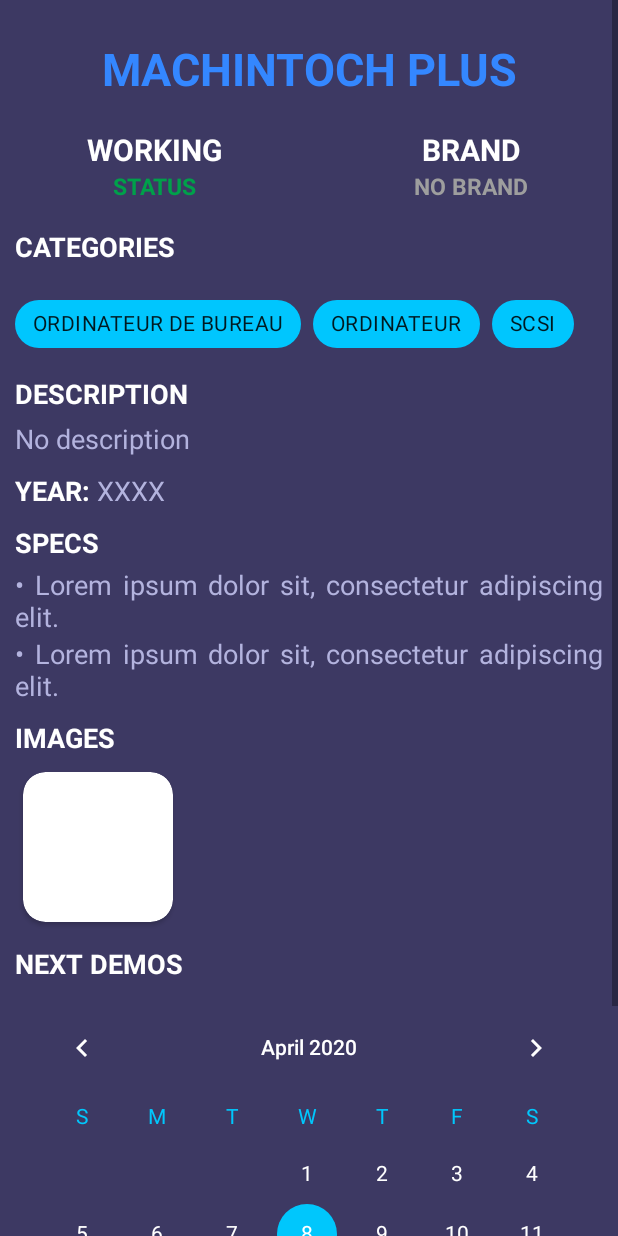
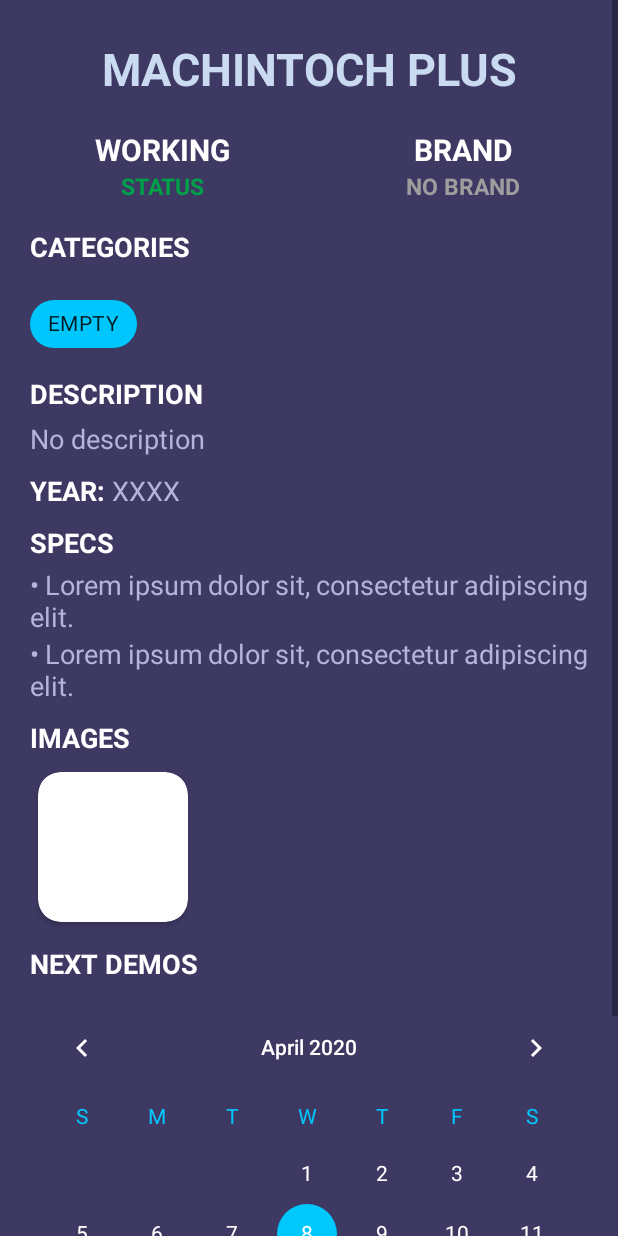
Before and after one commit to qanastek/Retro-Hardware, an Android app: the ItemActivity screen opened directly, with no data from a screen before it, on a phone screen of 412 x 824 dp. Run offline under Robolectric (Android 15) with nearby library versions, the phone set to English and light mode, and no system bars; network calls fail; 7 statements that could not run were skipped.

Commit message:
Update: - Add chip dynamically

```diff
--- a/app/src/main/java/com/example/retro_hardware/controllers/ItemActivity.kt
+++ b/app/src/main/java/com/example/retro_hardware/controllers/ItemActivity.kt
@@ -1,16 +1,22 @@
 package com.example.retro_hardware.controllers
 
+import android.content.res.ColorStateList
+import android.graphics.Color
 import androidx.appcompat.app.AppCompatActivity
 import android.os.Bundle
 import android.util.Log
 import android.widget.TextView
+import androidx.core.content.ContextCompat
 import com.example.retro_hardware.R
 import com.example.retro_hardware.models.Item
+import com.google.android.material.chip.Chip
+import com.google.android.material.chip.ChipGroup
 
 class ItemActivity : AppCompatActivity() {
 
     lateinit var item: Item
 
+    lateinit var chipGroup: ChipGroup
     lateinit var productName: TextView
     lateinit var brand: TextView
     lateinit var year: TextView
@@ -28,6 +34,7 @@ class ItemActivity : AppCompatActivity() {
     }
 
     private fun initFields() {
+        this.chipGroup = findViewById(R.id.chipGroup)
         this.productName = findViewById(R.id.productName)
         this.brand = findViewById(R.id.brand)
         this.year = findViewById(R.id.year)
@@ -57,6 +64,29 @@ class ItemActivity : AppCompatActivity() {
             this.year.text = "XXXX"
         }
 
+        if (this.item != null && this.item.categories != null && this.item.categories.size > 0) {
+
+            for (category in this.item.categories) {
+
+                val chip = Chip(chipGroup.context)
+                chip.text= category.toUpperCase()
+
+                chip.chipBackgroundColor = ColorStateList.valueOf(ContextCompat.getColor(this, R.color.chipColor))
+                chip.isClickable = false
+                chip.isCheckable = false
+                chipGroup.addView(chip)
+
+            }
+        } else {
+
+            val chip = Chip(chipGroup.context)
+            chip.text= "EMPTY"
+            chip.chipBackgroundColor = ColorStateList.valueOf(ContextCompat.getColor(this, R.color.chipColor))
+            chip.isClickable = false
+            chip.isCheckable = false
+            chipGroup.addView(chip)
+        }
+
         // Status
         status.text = item.isWorking()
         status.setTextColor(item.isWorkingColor(this))
--- a/app/src/main/res/layout/activity_item.xml
+++ b/app/src/main/res/layout/activity_item.xml
@@ -18,7 +18,9 @@
         <LinearLayout
             android:layout_width="match_parent"
             android:layout_height="wrap_content"
-            android:orientation="vertical">
+            android:orientation="vertical"
+            android:paddingLeft="10dp"
+            android:paddingRight="10dp">
 
             <LinearLayout
                 android:layout_width="match_parent"
@@ -103,9 +105,9 @@
                         android:layout_height="wrap_content"
                         android:gravity="center_horizontal"
                         android:text="APPLE"
+                        android:textAllCaps="true"
                         android:textColor="@color/brand"
                         android:textSize="15dp"
-                        android:textAllCaps="true"
                         android:textStyle="bold" />
                 </LinearLayout>
 
@@ -141,33 +143,7 @@
                     android:id="@+id/chipGroup"
                     android:layout_width="match_parent"
                     android:layout_height="wrap_content"
-                    android:layout_weight="1">
-
-                    <com.google.android.material.chip.Chip
-                        android:id="@+id/chip"
-                        style="@style/Widget.MaterialComponents.Chip.Action"
-                        android:layout_width="wrap_content"
-                        android:layout_height="wrap_content"
-                        android:text="ORDINATEUR DE BUREAU"
-                        app:chipBackgroundColor="@color/chipColor" />
-
-                    <com.google.android.material.chip.Chip
-                        android:id="@+id/chip2"
-                        style="@style/Widget.MaterialComponents.Chip.Action"
-                        android:layout_width="wrap_content"
-                        android:layout_height="wrap_content"
-                        android:text="ORDINATEUR"
-                        app:chipBackgroundColor="@color/chipColor" />
-
-                    <com.google.android.material.chip.Chip
-                        android:id="@+id/chip3"
-                        style="@style/Widget.MaterialComponents.Chip.Action"
-                        android:layout_width="wrap_content"
-                        android:layout_height="wrap_content"
-                        android:text="SCSI"
-                        app:chipBackgroundColor="@color/chipColor" />
-
-                </com.google.android.material.chip.ChipGroup>
+                    android:layout_weight="1"/>
             </LinearLayout>
 
             <LinearLayout
@@ -361,20 +337,17 @@
                 android:layout_width="match_parent"
                 android:layout_height="match_parent"
                 android:layout_weight="1"
-                android:orientation="vertical"
-                android:paddingLeft="10dp"
-                android:paddingRight="10dp"
-                android:paddingBottom="10dp">
+                android:orientation="vertical">
 
                 <CalendarView
                     android:id="@+id/calendarView"
                     android:layout_width="match_parent"
                     android:layout_height="wrap_content"
                     android:layout_weight="1"
+                    android:dateTextAppearance="@style/CalenderViewDateCustomText"
+                    android:textColor="@color/textColorSecondary"
                     android:theme="@style/CalenderViewCustom"
-                    android:dateTextAppearance="@style/CalenderViewDateCustomText"
-                    android:weekDayTextAppearance="@style/CalenderViewWeekCustomText"
-                    android:textColor="@color/textColorSecondary" />
+                    android:weekDayTextAppearance="@style/CalenderViewWeekCustomText" />
 
             </LinearLayout>
 
--- a/app/src/main/res/values/colors.xml
+++ b/app/src/main/res/values/colors.xml
@@ -3,7 +3,7 @@
     <color name="colorPrimary">#434273</color>
     <color name="colorPrimaryDark">#3d3963</color>
     <color name="colorAccent">#00C7FC</color>
-    <color name="textColorPrimary">#3487ff</color>
+    <color name="textColorPrimary">#cadaf0</color>
     <color name="textColorSecondary">#ffffff</color>
     <color name="textColorTertiary">#b3b3de</color>
     <color name="success">#00a04a</color>
```
